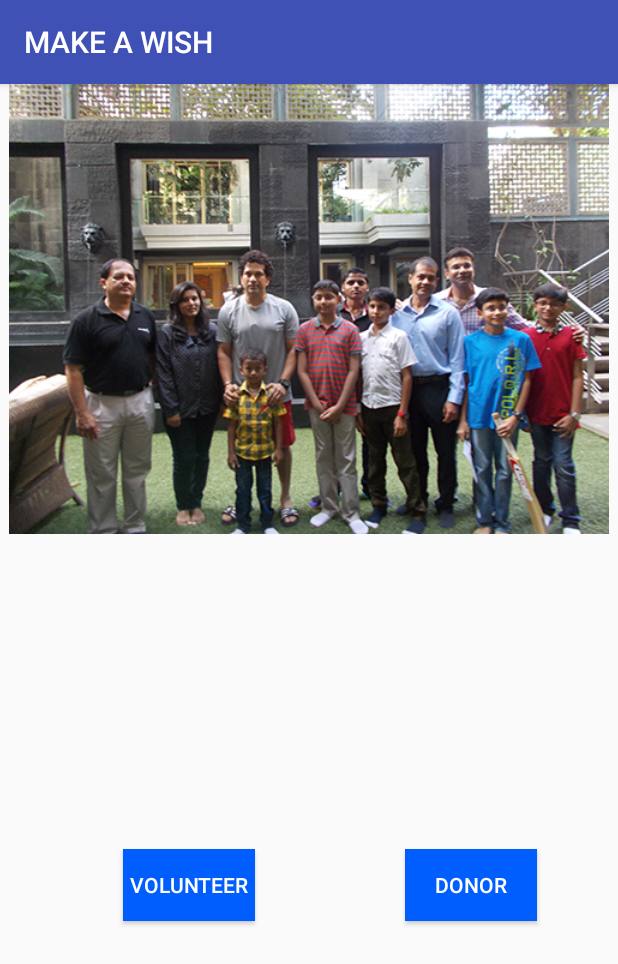
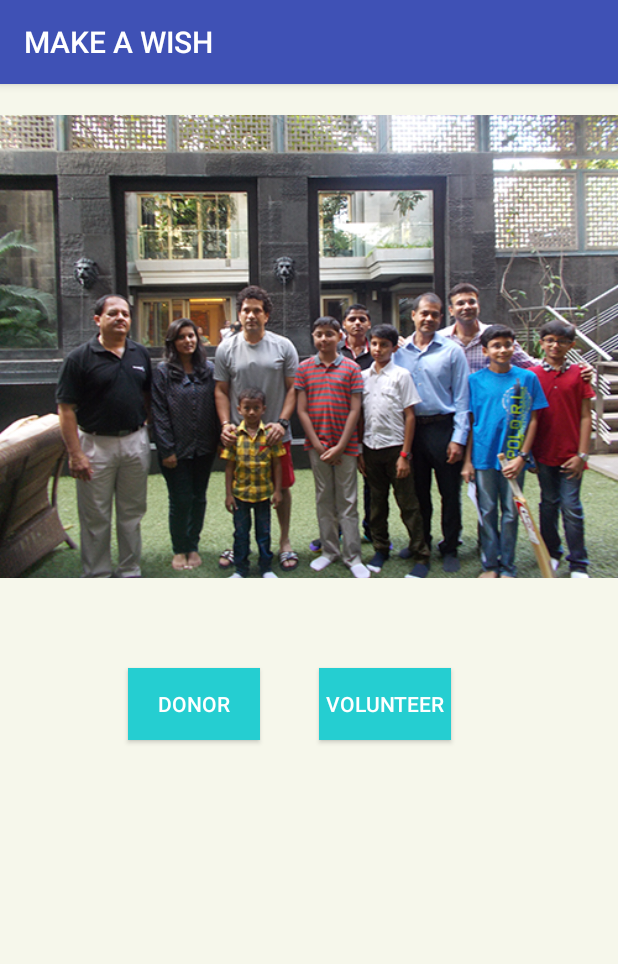
Before and after one commit to Mumbai2017/team-13, an Android app: the screen it shows after launch (MainActivity), on a phone screen of 412 x 824 dp. Shown: the top 964 px of the screen. Run offline under Robolectric (Android 15) with nearby library versions, the phone set to English and light mode, and no system bars.

Commit message:
merged with UI changes in main activity

```diff
--- a/NewMAW/app/src/main/res/layout/activity_main.xml
+++ b/NewMAW/app/src/main/res/layout/activity_main.xml
@@ -1,39 +1,56 @@
 <?xml version="1.0" encoding="utf-8"?>
-<LinearLayout xmlns:android="http://schemas.android.com/apk/res/android"
+<RelativeLayout xmlns:android="http://schemas.android.com/apk/res/android"
     xmlns:app="http://schemas.android.com/apk/res-auto"
     xmlns:tools="http://schemas.android.com/tools"
     android:layout_width="match_parent"
     android:layout_height="match_parent"
+    android:background="#f6f7eb"
     android:orientation="horizontal"
     tools:context="com.example.unmadesai.newmaw.MainActivity"
     >
-<ImageView
-    android:layout_width="match_parent"
-    android:layout_height="300dp"
-    android:src="@mipmap/wish"/>
+
+
+    <ImageView
+        android:layout_width="368dp"
+        android:layout_height="350dp"
+        android:src="@mipmap/wish"
+        android:id="@+id/imageView3"
+        android:layout_alignParentTop="true"
+        android:layout_alignParentLeft="true"
+        android:layout_alignParentStart="true"
+        android:layout_alignParentRight="true"
+        android:layout_alignParentEnd="true" />
+
     <Button
         android:id="@+id/btnVolunteer"
         android:layout_width="wrap_content"
         android:layout_height="wrap_content"
+        android:layout_marginStart="39dp"
+        android:backgroundTint="#25ced1"
         android:text="Volunteer"
         android:onClick="volunteer"
-        android:layout_marginTop="150dp"
         android:layout_gravity="center"
 
         android:background="#005eff"
         android:textColor="#ffffff"
-        android:layout_marginLeft="-330dp"/>
+        android:layout_marginLeft="-330dp"
+        android:layout_alignBottom="@+id/btnDonor"
+        android:layout_toRightOf="@+id/btnDonor"
+        android:layout_toEndOf="@+id/btnDonor" />
 
     <Button
         android:id="@+id/btnDonor"
         android:layout_width="wrap_content"
         android:layout_height="wrap_content"
         android:text="DONOR"
-        android:layout_marginTop="150dp"
         android:layout_gravity="center"
-        android:layout_marginLeft="100dp"
-        android:background="#005eff"
+        android:layout_marginLeft="85dp"
+        android:background="#25ced1"
         android:textColor="#ffffff"
-        />
+        android:layout_marginStart="85dp"
+        android:layout_marginTop="39dp"
+        android:layout_below="@+id/imageView3"
+        android:layout_alignParentLeft="true"
+        android:layout_alignParentStart="true" />
 
-</LinearLayout>
+</RelativeLayout>
--- a/NewMAW/app/src/main/res/layout/activity_splash.xml
+++ b/NewMAW/app/src/main/res/layout/activity_splash.xml
@@ -16,7 +16,6 @@
         android:layout_alignParentBottom="true"
         android:layout_alignParentLeft="true"
         android:layout_alignParentStart="true" />
-
     <TextView
         android:id="@+id/textView5"
         android:layout_width="wrap_content"
@@ -28,5 +27,4 @@
         android:textColor="#25ced1"
         android:layout_alignParentTop="true"
         android:layout_centerHorizontal="true" />
-
 </RelativeLayout>
```
